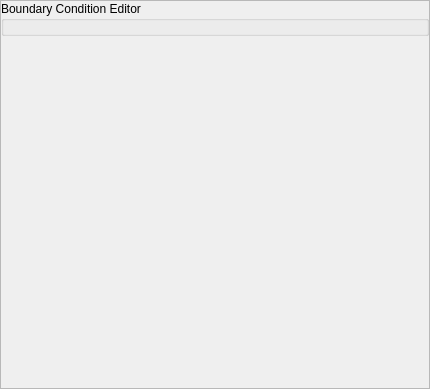
FLO-2DSoftware/qgis-flo-2d-plugin, file flo2d/ui/f2d_widget.ui: the form before one commit.
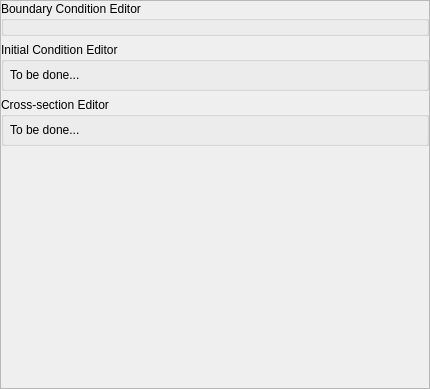
The form after the commit. Custom widgets are drawn as their Qt base class.

Commit message: fix for editable comboboxes of bc editor (enter key saves current bc)

The edit to the form file:
```diff
--- a/flo2d/ui/f2d_widget.ui
+++ b/flo2d/ui/f2d_widget.ui
@@ -74,6 +74,64 @@
          </layout>
         </widget>
        </item>
+       <item>
+        <widget class="QgsCollapsibleGroupBox" name="mGroupBox_2">
+         <property name="title">
+          <string>Initial Condition Editor</string>
+         </property>
+         <property name="collapsed">
+          <bool>true</bool>
+         </property>
+         <layout class="QGridLayout" name="gridLayout_3">
+          <property name="margin">
+           <number>6</number>
+          </property>
+          <item row="0" column="0">
+           <layout class="QVBoxLayout" name="verticalLayout_3">
+            <property name="bottomMargin">
+             <number>0</number>
+            </property>
+            <item>
+             <widget class="QLabel" name="label_2">
+              <property name="text">
+               <string>To be done...</string>
+              </property>
+             </widget>
+            </item>
+           </layout>
+          </item>
+         </layout>
+        </widget>
+       </item>
+       <item>
+        <widget class="QgsCollapsibleGroupBox" name="mGroupBox">
+         <property name="title">
+          <string>Cross-section Editor</string>
+         </property>
+         <property name="collapsed">
+          <bool>true</bool>
+         </property>
+         <layout class="QGridLayout" name="gridLayout_2">
+          <property name="margin">
+           <number>6</number>
+          </property>
+          <item row="0" column="0">
+           <layout class="QVBoxLayout" name="verticalLayout_2">
+            <property name="bottomMargin">
+             <number>0</number>
+            </property>
+            <item>
+             <widget class="QLabel" name="label">
+              <property name="text">
+               <string>To be done...</string>
+              </property>
+             </widget>
+            </item>
+           </layout>
+          </item>
+         </layout>
+        </widget>
+       </item>
        <item>
         <spacer name="verticalSpacer">
          <property name="orientation">
```
Left out of the diff: 3 changed lines with no effect on the pictures. The commit also changes 4 other files.
